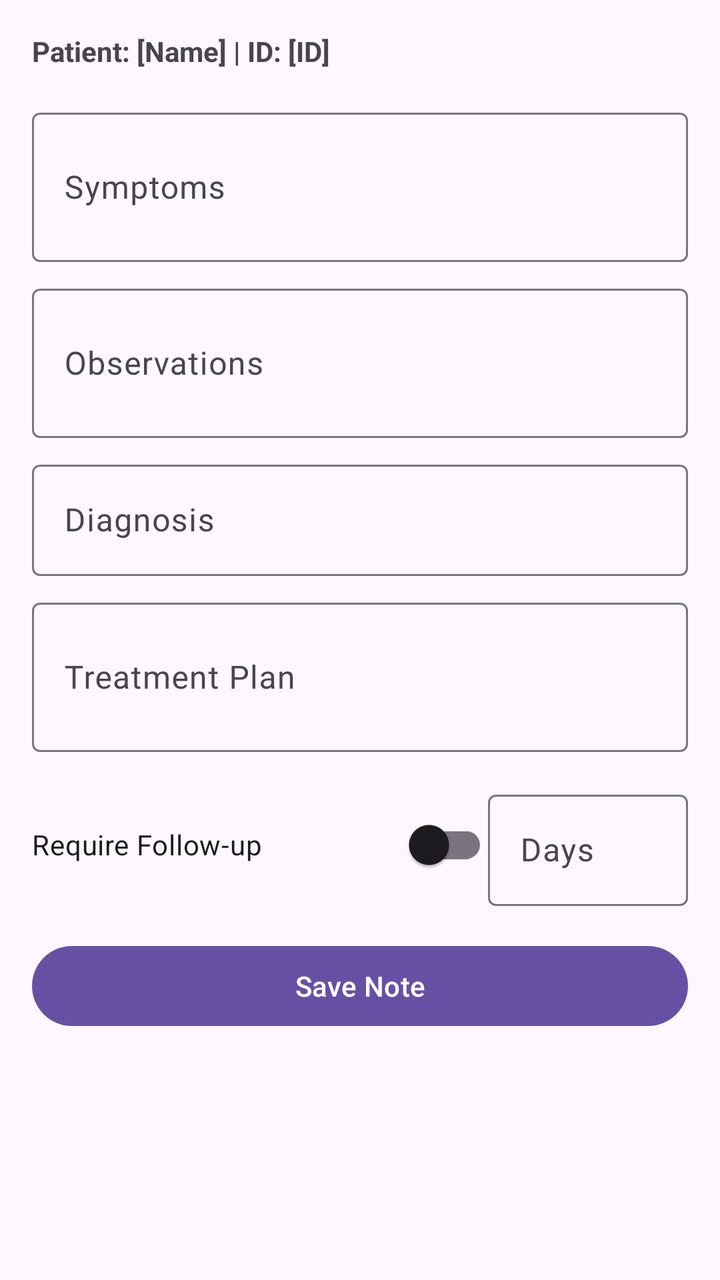
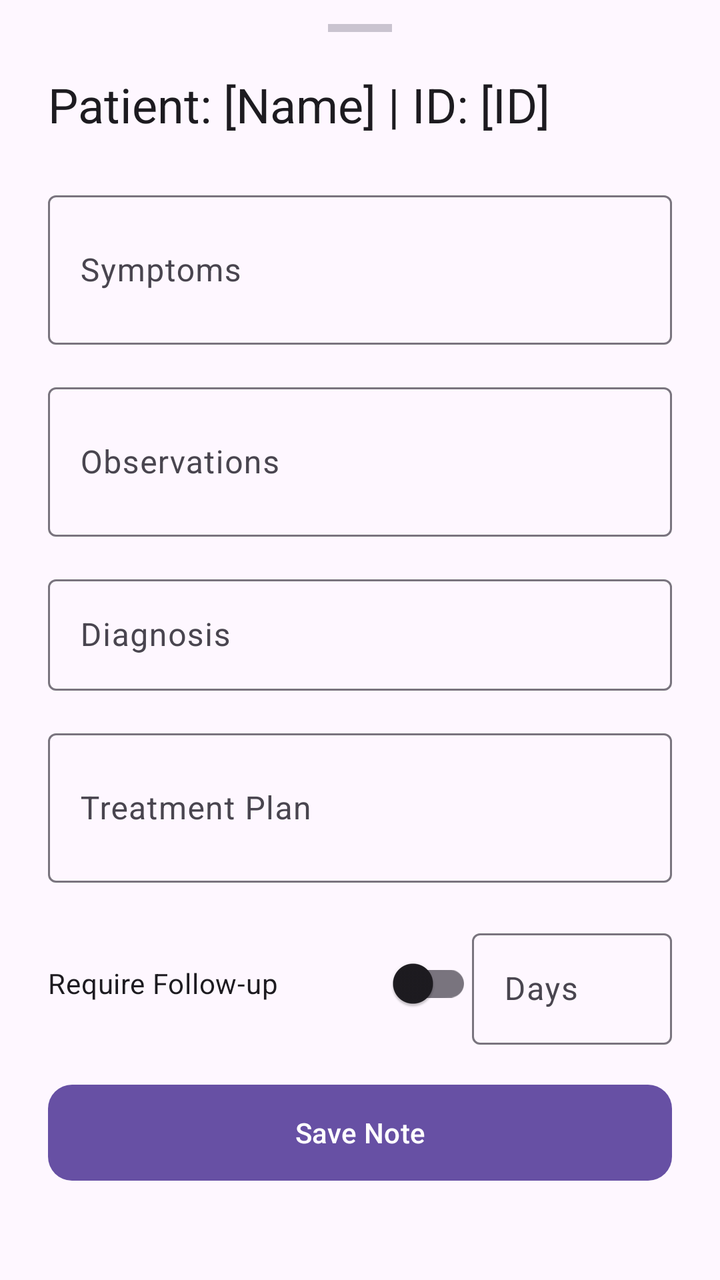

An Android layout rendered at two revisions. The XML below is the earlier revision; the diff shows what the commit changed to produce the second picture.
<!-- AndroidManifest.xml: application theme Theme.Healthcare_app -->
<!-- res/layout/bottom_sheet_consultation_note.xml -->
<?xml version="1.0" encoding="utf-8"?>
<LinearLayout xmlns:android="http://schemas.android.com/apk/res/android"
    xmlns:app="http://schemas.android.com/apk/res-auto"
    android:layout_width="match_parent"
    android:layout_height="wrap_content"
    android:orientation="vertical"
    android:padding="16dp">

    <TextView
        android:id="@+id/tv_patient_context"
        android:layout_width="match_parent"
        android:layout_height="wrap_content"
        android:text="Patient: [Name] | ID: [ID]"
        android:textStyle="bold"
        android:layout_marginBottom="16dp"/>

    <com.google.android.material.textfield.TextInputLayout
        android:layout_width="match_parent"
        android:layout_height="wrap_content"
        android:layout_marginBottom="8dp"
        android:hint="Symptoms">
        <com.google.android.material.textfield.TextInputEditText
            android:id="@+id/et_symptoms"
            android:layout_width="match_parent"
            android:layout_height="wrap_content"
            android:inputType="textMultiLine"
            android:minLines="2" />
    </com.google.android.material.textfield.TextInputLayout>

    <com.google.android.material.textfield.TextInputLayout
        android:layout_width="match_parent"
        android:layout_height="wrap_content"
        android:layout_marginBottom="8dp"
        android:hint="Observations">
        <com.google.android.material.textfield.TextInputEditText
            android:id="@+id/et_observations"
            android:layout_width="match_parent"
            android:layout_height="wrap_content"
            android:inputType="textMultiLine"
            android:minLines="2" />
    </com.google.android.material.textfield.TextInputLayout>

    <com.google.android.material.textfield.TextInputLayout
        android:layout_width="match_parent"
        android:layout_height="wrap_content"
        android:layout_marginBottom="8dp"
        android:hint="Diagnosis">
        <com.google.android.material.textfield.TextInputEditText
            android:id="@+id/et_diagnosis"
            android:layout_width="match_parent"
            android:layout_height="wrap_content"
            android:inputType="text" />
    </com.google.android.material.textfield.TextInputLayout>

    <com.google.android.material.textfield.TextInputLayout
        android:layout_width="match_parent"
        android:layout_height="wrap_content"
        android:layout_marginBottom="16dp"
        android:hint="Treatment Plan">
        <com.google.android.material.textfield.TextInputEditText
            android:id="@+id/et_treatment_plan"
            android:layout_width="match_parent"
            android:layout_height="wrap_content"
            android:inputType="textMultiLine"
            android:minLines="2" />
    </com.google.android.material.textfield.TextInputLayout>

    <LinearLayout
        android:layout_width="match_parent"
        android:layout_height="wrap_content"
        android:orientation="horizontal"
        android:gravity="center_vertical"
        android:layout_marginBottom="16dp">

        <com.google.android.material.switchmaterial.SwitchMaterial
            android:id="@+id/switch_follow_up"
            android:layout_width="0dp"
            android:layout_height="wrap_content"
            android:layout_weight="1"
            android:text="Require Follow-up" />

        <com.google.android.material.textfield.TextInputLayout
            android:layout_width="100dp"
            android:layout_height="wrap_content"
            android:hint="Days">
            <com.google.android.material.textfield.TextInputEditText
                android:id="@+id/et_follow_up_days"
                android:layout_width="match_parent"
                android:layout_height="wrap_content"
                android:inputType="number"
                android:enabled="false" />
        </com.google.android.material.textfield.TextInputLayout>
    </LinearLayout>

    <LinearLayout
        android:id="@+id/ll_follow_up_status"
        android:layout_width="match_parent"
        android:layout_height="wrap_content"
        android:orientation="vertical"
        android:visibility="gone"
        android:layout_marginBottom="24dp">

        <TextView
            android:layout_width="wrap_content"
            android:layout_height="wrap_content"
            android:text="Follow-up Status"
            android:textAppearance="?attr/textAppearanceLabelLarge"
            android:textColor="?attr/colorOnSurfaceVariant" />

        <RadioGroup
            android:id="@+id/rg_follow_up_status"
            android:layout_width="match_parent"
            android:layout_height="wrap_content"
            android:orientation="horizontal"
            android:layout_marginTop="8dp">

            <com.google.android.material.radiobutton.MaterialRadioButton
                android:id="@+id/rb_pending"
                android:layout_width="wrap_content"
                android:layout_height="wrap_content"
                android:text="Pending"
                android:checked="true"/>

            <com.google.android.material.radiobutton.MaterialRadioButton
                android:id="@+id/rb_completed"
                android:layout_width="wrap_content"
                android:layout_height="wrap_content"
                android:text="Completed" />

            <com.google.android.material.radiobutton.MaterialRadioButton
                android:id="@+id/rb_cancelled"
                android:layout_width="wrap_content"
                android:layout_height="wrap_content"
                android:text="Cancelled" />
        </RadioGroup>
    </LinearLayout>

    <com.google.android.material.button.MaterialButton
        android:id="@+id/btn_save_note"
        android:layout_width="match_parent"
        android:layout_height="wrap_content"
        android:text="Save Note" />

</LinearLayout>
<!-- resources referenced by this layout -->
<resources>
  <style name="Theme.Healthcare_app" parent="Base.Theme.Healthcare_app" />
  <style name="Base.Theme.Healthcare_app" parent="Theme.Material3.DayNight.NoActionBar">
      </style>
</resources>

<!-- the commit's change to res/layout/bottom_sheet_consultation_note.xml (unified diff, before → after) -->
@@ -1,144 +1,193 @@
 <?xml version="1.0" encoding="utf-8"?>
-<LinearLayout xmlns:android="http://schemas.android.com/apk/res/android"
+<androidx.core.widget.NestedScrollView xmlns:android="http://schemas.android.com/apk/res/android"
     xmlns:app="http://schemas.android.com/apk/res-auto"
     android:layout_width="match_parent"
-    android:layout_height="wrap_content"
-    android:orientation="vertical"
-    android:padding="16dp">
-
-    <TextView
-        android:id="@+id/tv_patient_context"
-        android:layout_width="match_parent"
-        android:layout_height="wrap_content"
-        android:text="Patient: [Name] | ID: [ID]"
-        android:textStyle="bold"
-        android:layout_marginBottom="16dp"/>
-
-    <com.google.android.material.textfield.TextInputLayout
-        android:layout_width="match_parent"
-        android:layout_height="wrap_content"
-        android:layout_marginBottom="8dp"
-        android:hint="Symptoms">
-        <com.google.android.material.textfield.TextInputEditText
-            android:id="@+id/et_symptoms"
-            android:layout_width="match_parent"
-            android:layout_height="wrap_content"
-            android:inputType="textMultiLine"
-            android:minLines="2" />
-    </com.google.android.material.textfield.TextInputLayout>
-
-    <com.google.android.material.textfield.TextInputLayout
-        android:layout_width="match_parent"
-        android:layout_height="wrap_content"
-        android:layout_marginBottom="8dp"
-        android:hint="Observations">
-        <com.google.android.material.textfield.TextInputEditText
-            android:id="@+id/et_observations"
-            android:layout_width="match_parent"
-            android:layout_height="wrap_content"
-            android:inputType="textMultiLine"
-            android:minLines="2" />
-    </com.google.android.material.textfield.TextInputLayout>
-
-    <com.google.android.material.textfield.TextInputLayout
-        android:layout_width="match_parent"
-        android:layout_height="wrap_content"
-        android:layout_marginBottom="8dp"
-        android:hint="Diagnosis">
-        <com.google.android.material.textfield.TextInputEditText
-            android:id="@+id/et_diagnosis"
-            android:layout_width="match_parent"
-            android:layout_height="wrap_content"
-            android:inputType="text" />
-    </com.google.android.material.textfield.TextInputLayout>
-
-    <com.google.android.material.textfield.TextInputLayout
-        android:layout_width="match_parent"
-        android:layout_height="wrap_content"
-        android:layout_marginBottom="16dp"
-        android:hint="Treatment Plan">
-        <com.google.android.material.textfield.TextInputEditText
-            android:id="@+id/et_treatment_plan"
-            android:layout_width="match_parent"
-            android:layout_height="wrap_content"
-            android:inputType="textMultiLine"
-            android:minLines="2" />
-    </com.google.android.material.textfield.TextInputLayout>
+    android:layout_height="wrap_content">
 
     <LinearLayout
         android:layout_width="match_parent"
         android:layout_height="wrap_content"
-        android:orientation="horizontal"
-        android:gravity="center_vertical"
-        android:layout_marginBottom="16dp">
+        android:orientation="vertical"
+        android:paddingStart="24dp"
+        android:paddingEnd="24dp"
+        android:paddingTop="12dp"
+        android:paddingBottom="32dp">
 
-        <com.google.android.material.switchmaterial.SwitchMaterial
-            android:id="@+id/switch_follow_up"
-            android:layout_width="0dp"
+        
+        <View
+            android:layout_width="32dp"
+            android:layout_height="4dp"
+            android:layout_gravity="center_horizontal"
+            android:layout_marginBottom="20dp"
+            android:background="?attr/colorOutlineVariant"
+            android:backgroundTint="?attr/colorOutlineVariant" />
+
+        
+        <TextView
+            android:id="@+id/tv_patient_context"
+            android:layout_width="match_parent"
             android:layout_height="wrap_content"
-            android:layout_weight="1"
-            android:text="Require Follow-up" />
+            android:text="Patient: [Name] | ID: [ID]"
+            android:textAppearance="?attr/textAppearanceHeadlineSmall"
+            android:textColor="?attr/colorOnSurface"
+            android:layout_marginBottom="24dp" />
 
+        
         <com.google.android.material.textfield.TextInputLayout
-            android:layout_width="100dp"
+            style="@style/Widget.Material3.TextInputLayout.OutlinedBox"
+            android:layout_width="match_parent"
             android:layout_height="wrap_content"
-            android:hint="Days">
+            android:layout_marginBottom="16dp"
+            android:hint="Symptoms">
+
             <com.google.android.material.textfield.TextInputEditText
-                android:id="@+id/et_follow_up_days"
+                android:id="@+id/et_symptoms"
                 android:layout_width="match_parent"
                 android:layout_height="wrap_content"
-                android:inputType="number"
-                android:enabled="false" />
+                android:inputType="textMultiLine"
+                android:minLines="2" />
+
         </com.google.android.material.textfield.TextInputLayout>
-    </LinearLayout>
 
-    <LinearLayout
-        android:id="@+id/ll_follow_up_status"
-        android:layout_width="match_parent"
-        android:layout_height="wrap_content"
-        android:orientation="vertical"
-        android:visibility="gone"
-        android:layout_marginBottom="24dp">
+        
+        <com.google.android.material.textfield.TextInputLayout
+            style="@style/Widget.Material3.TextInputLayout.OutlinedBox"
+            android:layout_width="match_parent"
+            android:layout_height="wrap_content"
+            android:layout_marginBottom="16dp"
+            android:hint="Observations">
 
-        <TextView
-            android:layout_width="wrap_content"
+            <com.google.android.material.textfield.TextInputEditText
+                android:id="@+id/et_observations"
+                android:layout_width="match_parent"
+                android:layout_height="wrap_content"
+                android:inputType="textMultiLine"
+                android:minLines="2" />
+
+        </com.google.android.material.textfield.TextInputLayout>
+
+        
+        <com.google.android.material.textfield.TextInputLayout
+            style="@style/Widget.Material3.TextInputLayout.OutlinedBox"
+            android:layout_width="match_parent"
             android:layout_height="wrap_content"
-            android:text="Follow-up Status"
-            android:textAppearance="?attr/textAppearanceLabelLarge"
-            android:textColor="?attr/colorOnSurfaceVariant" />
+            android:layout_marginBottom="16dp"
+            android:hint="Diagnosis">
 
-        <RadioGroup
-            android:id="@+id/rg_follow_up_status"
+            <com.google.android.material.textfield.TextInputEditText
+                android:id="@+id/et_diagnosis"
+                android:layout_width="match_parent"
+                android:layout_height="wrap_content"
+                android:inputType="text" />
+
+        </com.google.android.material.textfield.TextInputLayout>
+
+        
+        <com.google.android.material.textfield.TextInputLayout
+            style="@style/Widget.Material3.TextInputLayout.OutlinedBox"
+            android:layout_width="match_parent"
+            android:layout_height="wrap_content"
+            android:layout_marginBottom="20dp"
+            android:hint="Treatment Plan">
+
+            <com.google.android.material.textfield.TextInputEditText
+                android:id="@+id/et_treatment_plan"
+                android:layout_width="match_parent"
+                android:layout_height="wrap_content"
+                android:inputType="textMultiLine"
+                android:minLines="2" />
+
+        </com.google.android.material.textfield.TextInputLayout>
+
+        
+        <LinearLayout
             android:layout_width="match_parent"
             android:layout_height="wrap_content"
             android:orientation="horizontal"
-            android:layout_marginTop="8dp">
+            android:gravity="center_vertical"
+            android:layout_marginBottom="16dp">
 
-            <com.google.android.material.radiobutton.MaterialRadioButton
-                android:id="@+id/rb_pending"
+            <com.google.android.material.switchmaterial.SwitchMaterial
+                android:id="@+id/switch_follow_up"
+                android:layout_width="0dp"
+                android:layout_height="wrap_content"
+                android:layout_weight="1"
+                android:text="Require Follow-up" />
+
+            <com.google.android.material.textfield.TextInputLayout
+                style="@style/Widget.Material3.TextInputLayout.OutlinedBox"
+                android:layout_width="100dp"
+                android:layout_height="wrap_content"
+                android:hint="Days">
+
+                <com.google.android.material.textfield.TextInputEditText
+                    android:id="@+id/et_follow_up_days"
+                    android:layout_width="match_parent"
+                    android:layout_height="wrap_content"
+                    android:inputType="number"
+                    android:enabled="false" />
+
+            </com.google.android.material.textfield.TextInputLayout>
+
+        </LinearLayout>
+
+        
+        <LinearLayout
+            android:id="@+id/ll_follow_up_status"
+            android:layout_width="match_parent"
+            android:layout_height="wrap_content"
+            android:orientation="vertical"
+            android:visibility="gone"
+            android:layout_marginBottom="24dp">
+
+            <TextView
                 android:layout_width="wrap_content"
                 android:layout_height="wrap_content"
-                android:text="Pending"
-                android:checked="true"/>
+                android:text="Follow-up Status"
+                android:textAppearance="?attr/textAppearanceLabelLarge"
+                android:textColor="?attr/colorOnSurfaceVariant"
+                android:layout_marginBottom="8dp" />
 
-            <com.google.android.material.radiobutton.MaterialRadioButton
-                android:id="@+id/rb_completed"
-                android:layout_width="wrap_content"
+            <RadioGroup
+                android:id="@+id/rg_follow_up_status"
+                android:layout_width="match_parent"
                 android:layout_height="wrap_content"
-                android:text="Completed" />
+                android:orientation="horizontal"
+                android:layout_marginTop="4dp">
 
-            <com.google.android.material.radiobutton.MaterialRadioButton
-                android:id="@+id/rb_cancelled"
-                android:layout_width="wrap_content"
-                android:layout_height="wrap_content"
-                android:text="Cancelled" />
-        </RadioGroup>
+                <com.google.android.material.radiobutton.MaterialRadioButton
+                    android:id="@+id/rb_pending"
+                    android:layout_width="wrap_content"
+                    android:layout_height="wrap_content"
+                    android:text="Pending"
+                    android:checked="true" />
+
+                <com.google.android.material.radiobutton.MaterialRadioButton
+                    android:id="@+id/rb_completed"
+                    android:layout_width="wrap_content"
+                    android:layout_height="wrap_content"
+                    android:layout_marginStart="12dp"
+                    android:text="Completed" />
+
+                <com.google.android.material.radiobutton.MaterialRadioButton
+                    android:id="@+id/rb_cancelled"
+                    android:layout_width="wrap_content"
+                    android:layout_height="wrap_content"
+                    android:layout_marginStart="12dp"
+                    android:text="Cancelled" />
+
+            </RadioGroup>
+
+        </LinearLayout>
+
+        
+        <com.google.android.material.button.MaterialButton
+            android:id="@+id/btn_save_note"
+            android:layout_width="match_parent"
+            android:layout_height="56dp"
+            android:text="Save Note"
+            app:cornerRadius="12dp" />
+
     </LinearLayout>
 
-    <com.google.android.material.button.MaterialButton
-        android:id="@+id/btn_save_note"
-        android:layout_width="match_parent"
-        android:layout_height="wrap_content"
-        android:text="Save Note" />
-
-</LinearLayout>
+</androidx.core.widget.NestedScrollView>
